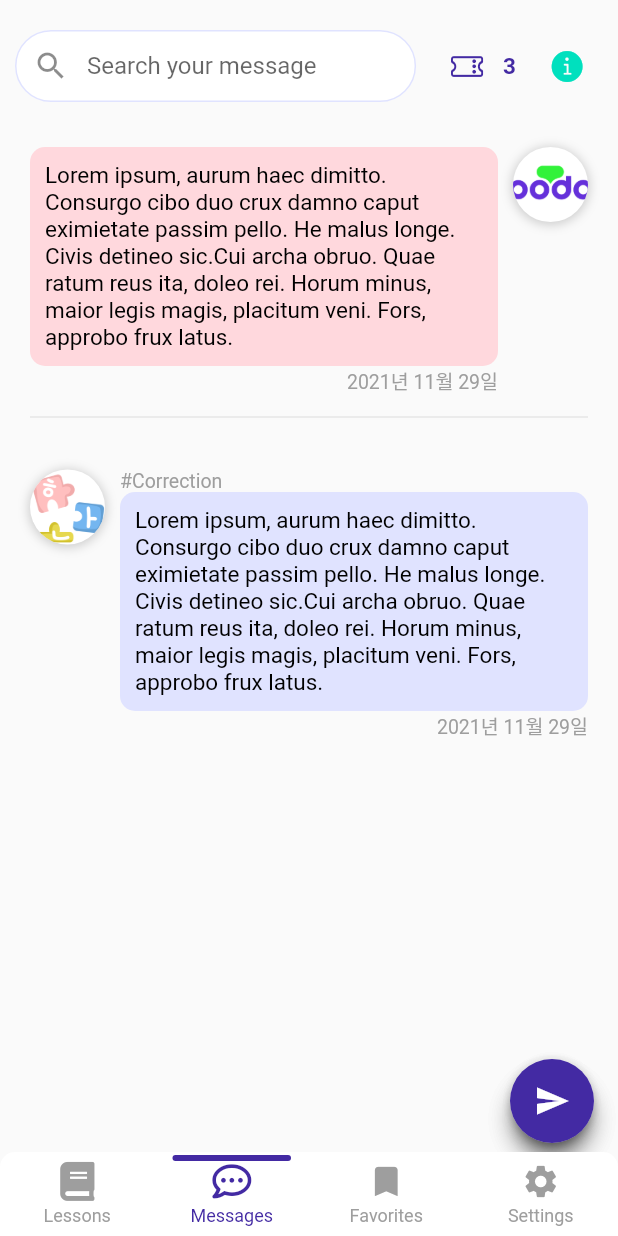
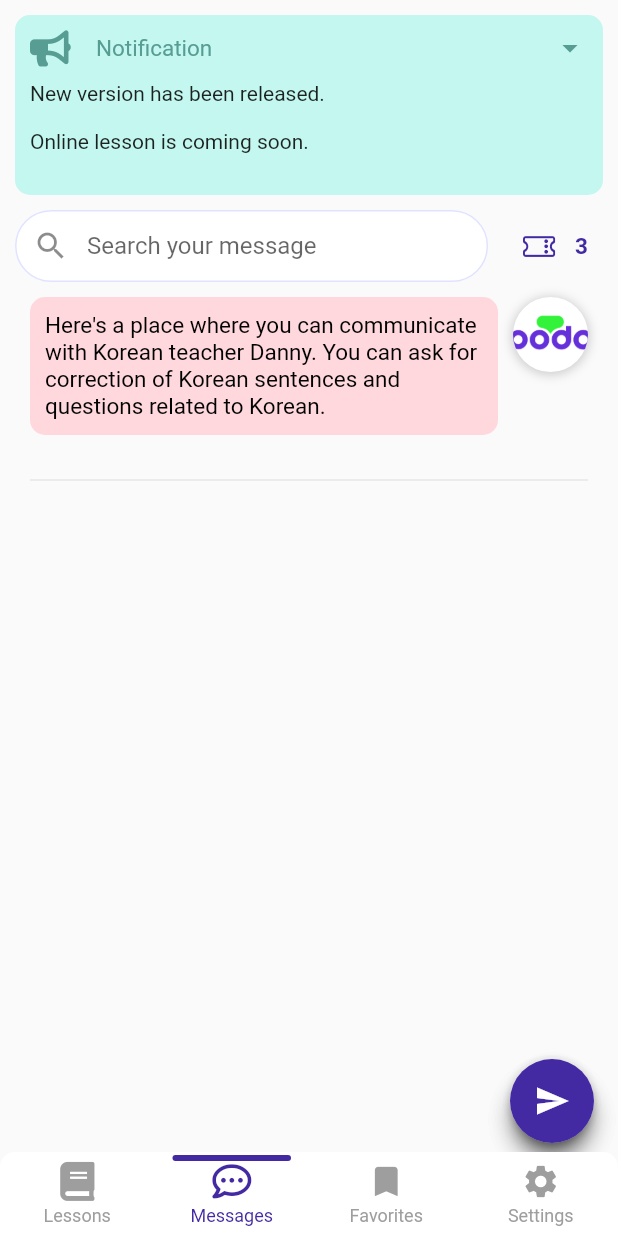
Before and after one commit to kammaii/podo, a Flutter app: the screen it shows after launch, item 2 of the bottom bar chosen, on a phone screen of 412 x 824 dp. Run offline on Flutter 3.47's test engine with Material 2 defaults, Android fonts, the phone set to English and light mode, and no system bars; drawn by our look-alikes of persistent_bottom_nav_bar; our stand-ins replace animated_text_kit, card_swiper, flutter_login, font_awesome_flutter, get, package_info and 1 more.

Commit message:
making notification

```diff
--- a/lib/screens/message/message_frame.dart
+++ b/lib/screens/message/message_frame.dart
@@ -22,11 +22,13 @@ class _MessageFrameState extends State<MessageFrame> {
   List<Message> msgList = [];
   late FocusNode focusNode;
   late TextEditingController controller;
-  late Color infoIconColor;
-  late double infoHeight;
+  late double notificationHeight;
+  late bool isNotificationClicked;
   bool isPremiumUser = true; //todo: DB에서 받아오기
   String? selectedTag;
   late int correctionCount;
+
+  String notification = 'New version has been released.\n\nOnline lesson is coming soon.';  //todo: DB에서 받아오기
 
   @override
   void initState() {
@@ -34,9 +36,12 @@ class _MessageFrameState extends State<MessageFrame> {
     correctionCount = 1;
     focusNode = FocusNode();
     controller = TextEditingController();
+    isNotificationClicked = false;
     msgList = [];
-    msgList.add(Message(false, '#${MyStrings.correction}', MyStrings.lorem, '2021년 11월 29일'));
-    msgList.add(Message(true, '#${MyStrings.correction}', MyStrings.lorem, '2021년 11월 29일'));
+    msgList.add(Message(false, '', MyStrings.messageInfo, ''));
+    //todo: 이후의 메시지는 DB에서 가져오기
+    // msgList.add(Message(true, '#${MyStrings.correction}', MyStrings.lorem, '2021년 11월 29일'));
+    // msgList.add(Message(false, '#${MyStrings.correction}', MyStrings.lorem, '2021년 11월 29일'));
   }
 
   @override
@@ -50,13 +55,7 @@ class _MessageFrameState extends State<MessageFrame> {
   Widget build(BuildContext context) {
     //todo: 최신 메시지부터 10개씩 나눠서 로딩하기
 
-    if (isInfoClicked) {
-      infoIconColor = MyColors.grey;
-      infoHeight = 80;
-    } else {
-      infoIconColor = MyColors.green;
-      infoHeight = 0;
-    }
+    notificationHeight = 120;
 
     return SafeArea(
       child: Scaffold(
@@ -81,12 +80,44 @@ class _MessageFrameState extends State<MessageFrame> {
             ),
           ],
         ),
-        body: Column(
+        body: Padding(
+          padding: const EdgeInsets.all(10),
+          child: Column(
             children: [
-            MyWidget().getInfoWidget(infoHeight, MyStrings.messageInfo),
-            Padding(
+              AnimatedContainer(
+                duration: const Duration(milliseconds: 500),
+                curve: Curves.fastOutSlowIn,
+                height: notificationHeight,
                 padding: const EdgeInsets.all(10),
-              child: Row(
+                decoration: BoxDecoration(
+                  borderRadius: BorderRadius.circular(10),
+                  color: MyColors.greenLight,
+                ),
+                child: GestureDetector(
+                  onTap: (){
+                    setState(() {
+
+                    });
+                  },
+                  child: Column(
+                    crossAxisAlignment: CrossAxisAlignment.start,
+                    children: [
+                      Row(
+                        children: [
+                          const Icon(FontAwesomeIcons.bullhorn, color: MyColors.greenDark,),
+                          const SizedBox(width: 20),
+                          Expanded(child: MyWidget().getTextWidget(MyStrings.notification, 15, MyColors.greenDark)),
+                          const Icon(Icons.arrow_drop_down, color: MyColors.greenDark),
+                        ],
+                      ),
+                      const SizedBox(height: 10),
+                      Text(notification),
+                    ],
+                  ),
+                ),
+              ),
+              const SizedBox(height: 10),
+              Row(
                 children: [
                   Expanded(
                     child: MyWidget().getSearchWidget(focusNode, controller, MyStrings.messageSearchHint),
@@ -101,23 +132,10 @@ class _MessageFrameState extends State<MessageFrame> {
                   ),
                   MyWidget().getTextWidget('3', 15, MyColors.purple, isBold: true),
                   const SizedBox(width: 10),
-                  IconButton(
-                    onPressed: () {
-                      setState(() {
-                        isInfoClicked = !isInfoClicked;
-                      });
-                    },
-                    icon: Icon(
-                      CupertinoIcons.info_circle_fill,
-                      color: infoIconColor,
-                    ),
-                  ),
                 ],
-              ),
               ),
               Expanded(
                 child: ListView.builder(
-                padding: const EdgeInsets.all(10),
                   itemCount: msgList.length,
                   itemBuilder: (BuildContext context, int index) {
                     bool isUserMsg = msgList[index].isUserMsg;
@@ -130,6 +148,7 @@ class _MessageFrameState extends State<MessageFrame> {
                 ),
               ),
             ],
+          ),
         ),
       ),
     );
--- a/lib/values/my_strings.dart
+++ b/lib/values/my_strings.dart
@@ -28,7 +28,7 @@ class MyStrings {
   static const String beginnerLevel = 'Beginner level';
   static const String summary = 'summary';
   static const String home = 'home';
-  static const String messageInfo = 'It\'s a place where you can communicate with Korean teacher Danny. You can ask for correction of Korean sentences and questions related to Korean.';
+  static const String messageInfo = 'Here\'s a place where you can communicate with Korean teacher Danny. You can ask for correction of Korean sentences and questions related to Korean.';
   static const String messageSearchHint = 'Search your message';
   static const String sentences = 'sentences';
   static const String review = 'Review';
@@ -70,5 +70,6 @@ class MyStrings {
   static const String advanced = 'Advanced';
   static const String unlockEveryLessons = 'Unlock every lessons';
   static const String startFreeTrial = 'Start free trial!';
+  static const String notification = 'Notification';
 
 }
```
Also changed, not shown: pubspec.lock, 1 other file. Lines whose indentation alone changed are shown as unchanged.
